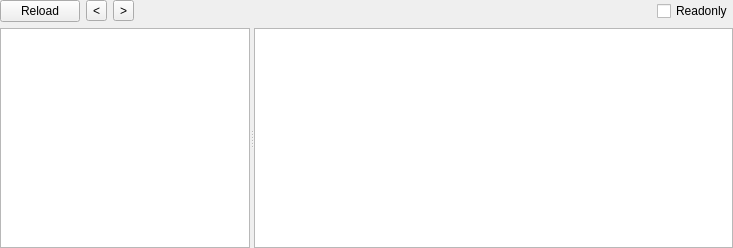
horsicq/FormatWidgets, file LE/lewidget.ui: the form before one commit.
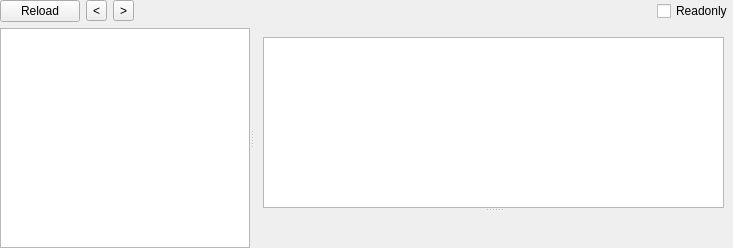
The form after the commit. The open tabs and pages were chosen to show the change. Custom widgets are drawn as their Qt base class.

The edit to the form file:
```diff
--- a/LE/lewidget.ui
+++ b/LE/lewidget.ui
@@ -221,22 +221,11 @@
       </widget>
       <widget class="QWidget" name="page_DOS_HEADER">
        <layout class="QVBoxLayout" name="verticalLayout_3">
-        <property name="spacing">
-         <number>0</number>
-        </property>
-        <property name="leftMargin">
-         <number>0</number>
-        </property>
-        <property name="topMargin">
-         <number>0</number>
-        </property>
-        <property name="rightMargin">
-         <number>0</number>
-        </property>
-        <property name="bottomMargin">
-         <number>0</number>
-        </property>
         <item>
+         <widget class="QSplitter" name="splitter_2">
+          <property name="orientation">
+           <enum>Qt::Vertical</enum>
+          </property>
          <widget class="QTableWidget" name="tableWidget_DOS_HEADER">
           <property name="editTriggers">
            <set>QAbstractItemView::NoEditTriggers</set>
@@ -257,15 +246,7 @@
            <number>21</number>
           </attribute>
          </widget>
-        </item>
-        <item>
-         <widget class="ToolsWidget" name="widgetHex_DOS_HEADER" native="true">
-          <property name="maximumSize">
-           <size>
-            <width>16777215</width>
-            <height>200</height>
-           </size>
-          </property>
+          <widget class="ToolsWidget" name="widgetHex_DOS_HEADER" native="true"/>
          </widget>
         </item>
        </layout>
```
Left out of the diff: 23 changed lines with no effect on the pictures. Lines whose indentation alone changed are shown as unchanged.
